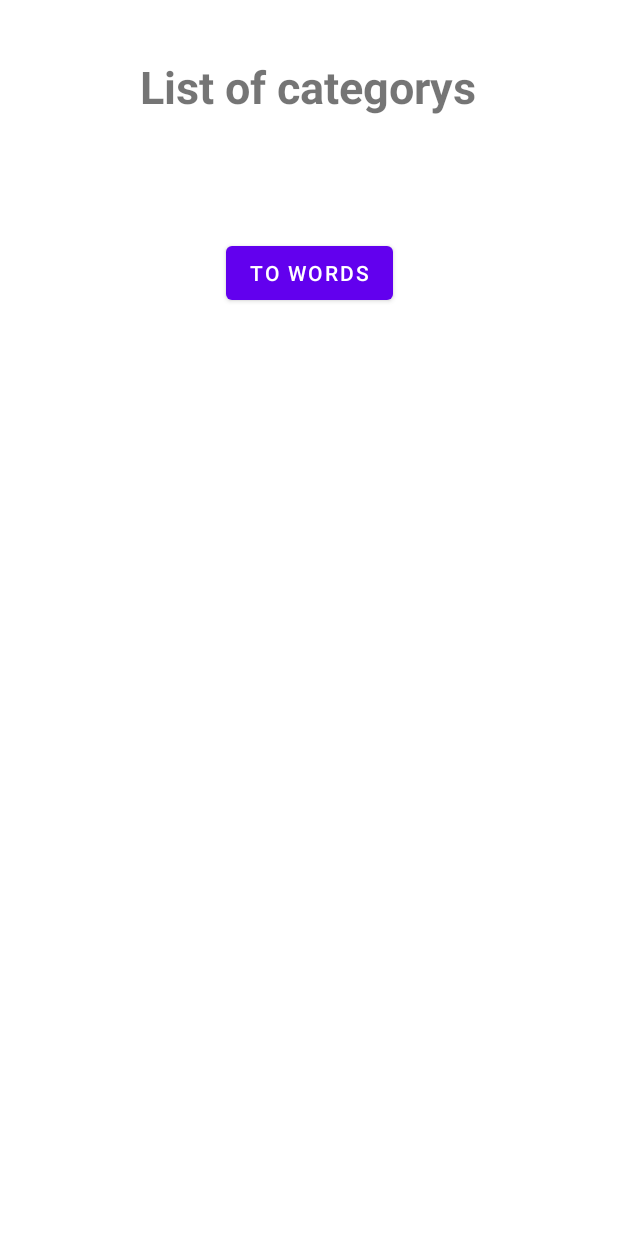
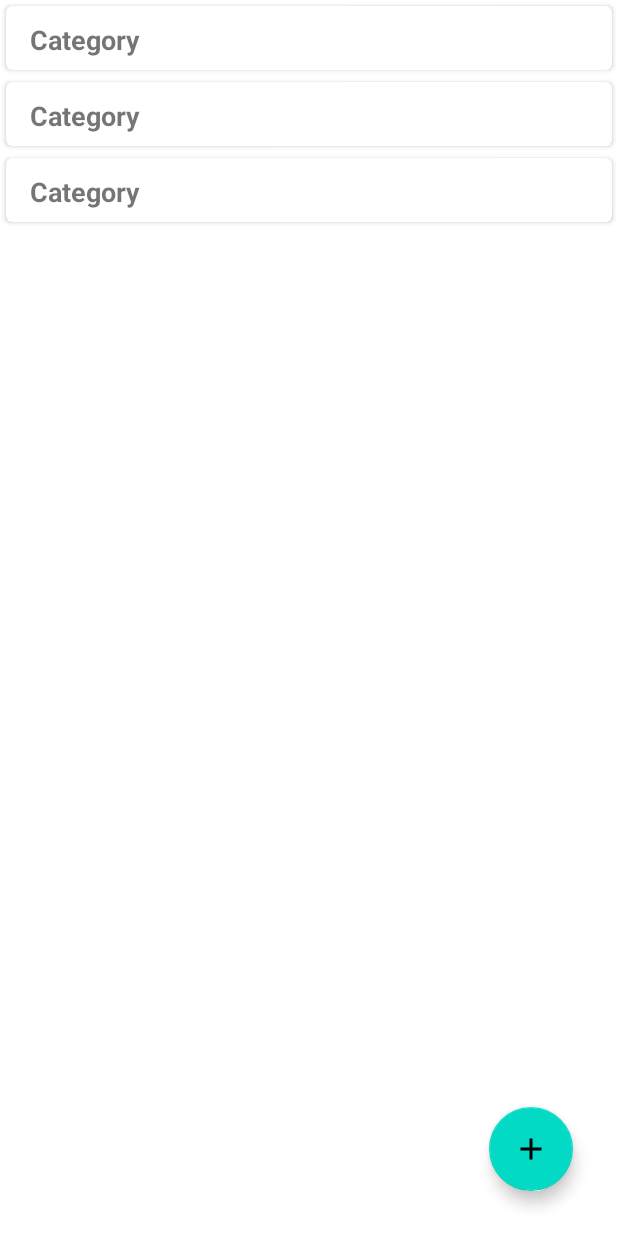
Before and after one commit to kirill0909/Neurohacking, an Android app: the layout fragment_categories.xml on its own in the app's theme, with its tools: preview values and no code run, on a phone screen of 412 x 824 dp. Run offline under Robolectric (Android 15) with nearby library versions, the phone set to English and light mode, and no system bars.

Commit message:
A RecyclerView adapter for categories with fake data has been created

```diff
--- a/Neurohacking/app/build.gradle
+++ b/Neurohacking/app/build.gradle
@@ -71,5 +71,6 @@ dependencies {
     //Kotlin
     implementation 'org.jetbrains.kotlinx:kotlinx-coroutines-android:1.6.0'
     api 'org.jetbrains.kotlinx:kotlinx-coroutines-core:1.6.0'
-
+    //faker
+    implementation 'com.github.javafaker:javafaker:1.0.2'
 }
--- a/Neurohacking/app/src/main/java/com/neuro/hacking/fragments/lists/CategoriesFragment.kt
+++ b/Neurohacking/app/src/main/java/com/neuro/hacking/fragments/lists/CategoriesFragment.kt
@@ -9,6 +9,8 @@ import com.neuro.hacking.R
 import com.neuro.hacking.databinding.FragmentCategoriesBinding
 import android.widget.Toast
 import androidx.navigation.fragment.findNavController
+import androidx.recyclerview.widget.LinearLayoutManager
+import com.github.javafaker.Faker
 
 class CategoriesFragment : Fragment() {
 
@@ -22,18 +24,23 @@ class CategoriesFragment : Fragment() {
         val view = inflater.inflate(R.layout.fragment_categories, container, false)
         //get binding
         binding = FragmentCategoriesBinding.bind(view)
-        //call method for listen to words button
-        toWordsButtonListener(binding)
+        //set adapter and layout manager
+        val adapter = CategoryAdapter()
+        adapter.setData(getFakerList(20))
+        binding.recyclerView.adapter = adapter
+        binding.recyclerView.layoutManager = LinearLayoutManager(requireContext())
         return view
     }
 
-    //this method listen to words button
-    private fun toWordsButtonListener(binding: FragmentCategoriesBinding) {
-        //create listener
-        binding.toListWordsButton.setOnClickListener {
-            //navigate to words list
-            findNavController().navigate(R.id.action_listFragment_to_wordsFragment)
+    //this method return faker list
+    private fun getFakerList(num: Int): MutableList<String> {
+        var fakerList = mutableListOf<String>()
+        val faker = Faker.instance()
+        for(i in 0..num) {
+            fakerList.add(faker.name().name())
         }
+        return fakerList
+
     }
 
     //this method show notification
--- /dev/null
+++ b/Neurohacking/app/src/main/java/com/neuro/hacking/fragments/lists/CategoryAdapter.kt
@@ -0,0 +1,37 @@
+package com.neuro.hacking.fragments.lists
+
+import android.view.LayoutInflater
+import android.view.View
+import android.view.ViewGroup
+import androidx.recyclerview.widget.RecyclerView
+import com.neuro.hacking.R
+import com.neuro.hacking.databinding.ItemCategoryBinding
+
+class CategoryAdapter : RecyclerView.Adapter<CategoryAdapter.CategoryViewHolder>() {
+
+    private lateinit var categoriesList: MutableList<String>
+
+    override fun onCreateViewHolder(parent: ViewGroup, viewType: Int): CategoryViewHolder {
+        return CategoryViewHolder(
+            LayoutInflater.from(parent.context).inflate(R.layout.item_category, parent, false)
+        )
+    }
+
+    override fun onBindViewHolder(holder: CategoryViewHolder, position: Int) {
+        val currentItem = categoriesList[position]
+
+        holder.textViewCategory.text = currentItem
+    }
+
+    override fun getItemCount() = categoriesList.size
+
+    fun setData(categories: MutableList<String>) {
+        this.categoriesList = categories
+    }
+
+    class CategoryViewHolder(itemView: View) : RecyclerView.ViewHolder(itemView) {
+        private val binding = ItemCategoryBinding.bind(itemView)
+
+        val textViewCategory = binding.textViewCategory
+    }
+}
--- /dev/null
+++ b/Neurohacking/app/src/main/res/drawable/ic_add_category.xml
@@ -0,0 +1,10 @@
+<vector xmlns:android="http://schemas.android.com/apk/res/android"
+    android:width="24dp"
+    android:height="24dp"
+    android:viewportWidth="24"
+    android:viewportHeight="24"
+    android:tint="?attr/colorControlNormal">
+  <path
+      android:fillColor="@android:color/white"
+      android:pathData="M19,13h-6v6h-2v-6H5v-2h6V5h2v6h6v2z"/>
+</vector>
--- a/Neurohacking/app/src/main/res/layout/fragment_categories.xml
+++ b/Neurohacking/app/src/main/res/layout/fragment_categories.xml
@@ -1,35 +1,40 @@
 <?xml version="1.0" encoding="utf-8"?>
-<androidx.constraintlayout.widget.ConstraintLayout xmlns:android="http://schemas.android.com/apk/res/android"
+<androidx.coordinatorlayout.widget.CoordinatorLayout xmlns:android="http://schemas.android.com/apk/res/android"
     xmlns:app="http://schemas.android.com/apk/res-auto"
     xmlns:tools="http://schemas.android.com/tools"
     android:layout_width="match_parent"
     android:layout_height="match_parent"
     tools:context=".fragments.lists.CategoriesFragment">
 
+    <androidx.core.widget.NestedScrollView
+        android:layout_width="match_parent"
+        android:layout_height="match_parent">
 
-    <TextView
-        android:id="@+id/textView"
+        <LinearLayout
+            android:layout_width="match_parent"
+            android:layout_height="match_parent"
+            android:orientation="vertical">
+
+            <androidx.recyclerview.widget.RecyclerView
+                android:id="@+id/recycler_view"
+                android:layout_width="match_parent"
+                android:layout_height="match_parent"
+
+                tools:listitem="@layout/item_category" />
+
+        </LinearLayout>
+
+    </androidx.core.widget.NestedScrollView>
+
+    <com.google.android.material.floatingactionbutton.FloatingActionButton
+        android:id="@+id/fab_categories"
         android:layout_width="wrap_content"
         android:layout_height="wrap_content"
-        android:layout_marginStart="91dp"
-        android:layout_marginTop="37dp"
-        android:layout_marginEnd="92dp"
-        android:text="List of categorys"
-        android:textSize="30sp"
-        android:textStyle="bold"
-        app:layout_constraintEnd_toEndOf="parent"
-        app:layout_constraintStart_toStartOf="parent"
-        app:layout_constraintTop_toTopOf="parent" />
+        android:layout_gravity="end|bottom"
+        android:layout_marginEnd="30dp"
+        android:layout_marginBottom="30dp"
+        android:contentDescription="@string/floatingButtonCategoryName"
+        android:src="@drawable/ic_add_category"
+        app:layout_behavior="com.google.android.material.behavior.HideBottomViewOnScrollBehavior" />
 
-
-    <Button
-        android:id="@+id/to_list_words_button"
-        android:layout_width="wrap_content"
-        android:layout_height="wrap_content"
-        android:layout_marginTop="80dp"
-        android:text="to words"
-        app:layout_constraintEnd_toEndOf="parent"
-        app:layout_constraintStart_toStartOf="parent"
-        app:layout_constraintTop_toBottomOf="@+id/textView" />
-
-</androidx.constraintlayout.widget.ConstraintLayout>
+</androidx.coordinatorlayout.widget.CoordinatorLayout>
--- /dev/null
+++ b/Neurohacking/app/src/main/res/layout/item_category.xml
@@ -0,0 +1,35 @@
+<?xml version="1.0" encoding="utf-8"?>
+<androidx.cardview.widget.CardView
+    xmlns:android="http://schemas.android.com/apk/res/android"
+    xmlns:card_view="http://schemas.android.com/apk/res-auto"
+    xmlns:tools="http://schemas.android.com/tools"
+    android:layout_width="match_parent"
+    android:layout_height="wrap_content"
+    android:layout_margin="4dp"
+    android:focusable="true"
+    android:clickable="true"
+    android:foreground="?android:attr/selectableItemBackground"
+    card_view:cardElevation="2dp"
+    card_view:cardCornerRadius="4dp">
+
+    <androidx.constraintlayout.widget.ConstraintLayout
+        android:layout_width="match_parent"
+        android:layout_height="match_parent"
+        android:padding="8dp">
+
+        <TextView
+            android:id="@+id/text_view_category"
+            android:layout_width="wrap_content"
+            android:layout_height="wrap_content"
+            android:layout_marginStart="8dp"
+            android:layout_marginTop="2dp"
+            android:text="Category"
+            android:textSize="18sp"
+            android:textStyle="bold"
+            card_view:layout_constraintBottom_toBottomOf="parent"
+            card_view:layout_constraintStart_toStartOf="parent"
+            card_view:layout_constraintTop_toTopOf="parent" />
+
+    </androidx.constraintlayout.widget.ConstraintLayout>
+
+</androidx.cardview.widget.CardView>
--- a/Neurohacking/app/src/main/res/values/strings.xml
+++ b/Neurohacking/app/src/main/res/values/strings.xml
@@ -3,6 +3,7 @@
     <string name="list_categories">Categories List</string>
     <string name="trainig">Training</string>
     <string name="help">Help</string>
+    <string name="floatingButtonCategoryName">FAB</string>
     <!-- TODO: Remove or change this placeholder text -->
     <string name="hello_blank_fragment">Hello blank fragment</string>
 </resources>
```
